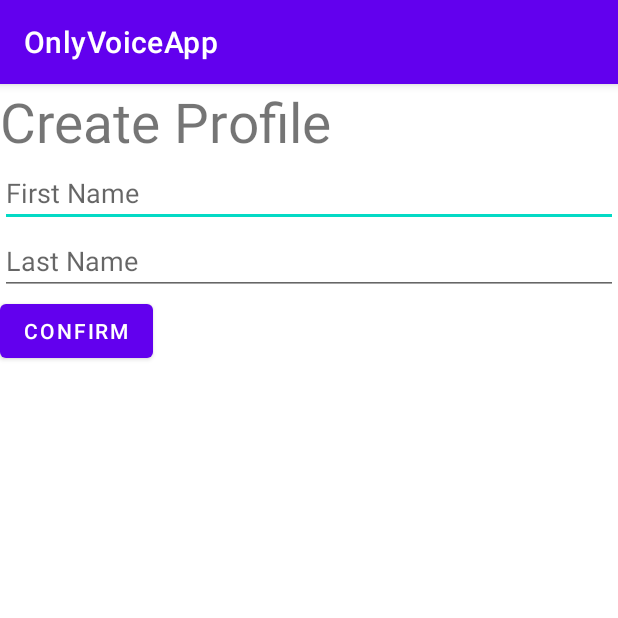
After one commit to IatrouNick/OnlyVoiceApp, an Android app: the ProfileActivity screen opened directly, with no data from a screen before it, on a phone screen of 412 x 824 dp, the top half of it. The commit adds this screen. Run offline under Robolectric (Android 15) with nearby library versions, the phone set to English and light mode, and no system bars; our stand-ins replace Firebase (no records; nobody signed in at launch, a user with empty details on screens opened directly).

Commit message:
Start creating a connection with the database. Simple Profile creation

```diff
--- a/app/build.gradle
+++ b/app/build.gradle
@@ -38,6 +38,7 @@ dependencies {
     implementation 'androidx.appcompat:appcompat:1.6.0'
     implementation 'com.google.android.material:material:1.6.0'
     implementation 'androidx.constraintlayout:constraintlayout:2.1.4'
+    implementation 'com.google.firebase:firebase-database:20.1.0'
     testImplementation 'junit:junit:4.+'
     androidTestImplementation 'androidx.test.ext:junit:1.1.5'
     androidTestImplementation 'androidx.test.espresso:espresso-core:3.5.1'
--- a/app/src/main/AndroidManifest.xml
+++ b/app/src/main/AndroidManifest.xml
@@ -11,7 +11,8 @@
         android:roundIcon="@mipmap/ic_launcher_round"
         android:supportsRtl="true"
         android:theme="@style/Theme.OnlyVoiceApp">
-        <activity android:name=".RegistrationActivity"></activity>
+        <activity android:name=".ProfileActivity"></activity>
+        <activity android:name=".RegistrationActivity" />
         <activity android:name=".MainActivity">
             <intent-filter>
                 <action android:name="android.intent.action.MAIN" />
--- a/app/src/main/java/com/example/acg/onlyvoiceapp/MainActivity.java
+++ b/app/src/main/java/com/example/acg/onlyvoiceapp/MainActivity.java
@@ -12,6 +12,7 @@ import android.view.View;
 import android.widget.Button;
 import android.widget.EditText;
 import android.widget.Toast;
+
 
 import com.example.acg.onlyvoiceapp.databinding.ActivityMainBinding;
 import com.google.android.gms.auth.api.signin.GoogleSignIn;
@@ -116,7 +117,7 @@ public class MainActivity extends AppCompatActivity {
                             //check if email is verified before signing in
                             if (mAuth.getCurrentUser().isEmailVerified()) {
                                 Toast.makeText(MainActivity.this, "Welcome", Toast.LENGTH_SHORT).show();
-                                startActivity(new Intent(MainActivity.this, WallActivity.class));
+                                startActivity(new Intent(MainActivity.this, ProfileActivity.class));
                             }else if(!mAuth.getCurrentUser().isEmailVerified()){
                                 Toast.makeText(MainActivity.this, "Please verify your email", Toast.LENGTH_SHORT).show();
                                 mAuth.getCurrentUser().sendEmailVerification();}
--- /dev/null
+++ b/app/src/main/java/com/example/acg/onlyvoiceapp/ProfileActivity.java
@@ -0,0 +1,58 @@
+package com.example.acg.onlyvoiceapp;
+
+import androidx.annotation.NonNull;
+import androidx.appcompat.app.AppCompatActivity;
+
+import android.os.Bundle;
+import android.view.View;
+import android.widget.Button;
+import android.widget.EditText;
+import android.widget.Toast;
+
+import com.google.android.gms.tasks.OnCompleteListener;
+import com.google.android.gms.tasks.Task;
+import com.google.firebase.database.DatabaseReference;
+import com.google.firebase.database.FirebaseDatabase;
+
+public class ProfileActivity extends AppCompatActivity {
+
+    FirebaseDatabase firebaseDatabase;
+    DatabaseReference databaseReference;
+
+    private EditText firstName;
+    private EditText lastName;
+    private Button confirmProfile;
+
+
+    @Override
+    protected void onCreate(Bundle savedInstanceState) {
+        super.onCreate(savedInstanceState);
+        setContentView(R.layout.activity_profile);
+
+        firstName = findViewById(R.id.firstName);
+        lastName  = findViewById(R.id.lastName);
+        confirmProfile   = findViewById(R.id.confirmProfile);
+
+        confirmProfile.setOnClickListener(new View.OnClickListener() {
+            @Override
+            public void onClick(View view) {
+
+                //get value
+                String firstName1 = firstName.getText().toString();
+                String lastName1 = lastName.getText().toString();
+                System.out.println("test1");
+                firebaseDatabase = FirebaseDatabase.getInstance();
+                databaseReference = firebaseDatabase.getReference("Users");
+                //TODO CHECK WITH OTHER EMAIL AND ADD THE EMAIL TO THE CHILD
+                databaseReference.child(firstName1).setValue(firstName1 + " " + lastName1).addOnCompleteListener(new OnCompleteListener<Void>() {
+                    @Override
+                    public void onComplete(@NonNull Task<Void> task) {
+                        firstName.setText("");
+                        lastName.setText("");
+                        Toast.makeText(ProfileActivity.this, "Maybe", Toast.LENGTH_SHORT).show();
+                    }
+                });
+            }
+        });
+    }
+}
--- a/app/src/main/res/layout-v26/activity_main.xml
+++ b/app/src/main/res/layout-v26/activity_main.xml
@@ -4,7 +4,10 @@
     xmlns:tools="http://schemas.android.com/tools"
     android:layout_width="match_parent"
     android:layout_height="match_parent"
-    tools:context=".MainActivity">
+    tools:context=".MainActivity"
+    class=".databinding.ActivityMainBinding">
+
+
 
     <TextView
         android:id="@+id/textView"
@@ -20,6 +23,7 @@
         android:layout_height="wrap_content"
         android:layout_below="@+id/textView"
         android:layout_marginTop="136dp" />
+
 
     <EditText
         android:id="@+id/emailLgn"
--- a/app/src/main/res/layout/activity_main.xml
+++ b/app/src/main/res/layout/activity_main.xml
@@ -4,7 +4,9 @@
     xmlns:tools="http://schemas.android.com/tools"
     android:layout_width="match_parent"
     android:layout_height="match_parent"
-    tools:context=".MainActivity">
+    tools:context=".MainActivity"
+    class=".databinding.ActivityMainBinding">
+
 
     <TextView
         android:id="@+id/textView"
--- /dev/null
+++ b/app/src/main/res/layout/activity_profile.xml
@@ -0,0 +1,41 @@
+<?xml version="1.0" encoding="utf-8"?>
+<RelativeLayout xmlns:android="http://schemas.android.com/apk/res/android"
+    xmlns:app="http://schemas.android.com/apk/res-auto"
+    xmlns:tools="http://schemas.android.com/tools"
+    android:layout_width="match_parent"
+    android:layout_height="match_parent"
+    tools:context=".ProfileActivity">
+
+    <TextView
+        android:id="@+id/createProfileTitle"
+        android:layout_width="match_parent"
+        android:layout_height="50dp"
+        android:autoSizeTextType="uniform"
+        android:text="Create Profile"
+        tools:ignore="HardcodedText" />
+
+    <EditText
+        android:id="@+id/firstName"
+        android:layout_width="match_parent"
+        android:layout_height="wrap_content"
+        android:layout_below="@+id/createProfileTitle"
+        android:hint="First Name"
+        tools:ignore="HardcodedText" />
+
+    <EditText
+        android:id="@+id/lastName"
+        android:layout_width="match_parent"
+        android:layout_height="wrap_content"
+        android:hint="Last Name"
+        android:layout_below="@+id/firstName"
+        tools:ignore="HardcodedText" />
+
+    <Button
+        android:id="@+id/confirmProfile"
+        android:layout_width="wrap_content"
+        android:layout_height="wrap_content"
+        android:layout_below="@+id/lastName"
+        android:text="Confirm"
+        tools:ignore="HardcodedText" />
+
+</RelativeLayout>
```
Also changed, not shown: app/src/main/java/com/example/acg/onlyvoiceapp/RegistrationActivity.java (+0 -11 lines), 1 other file.
